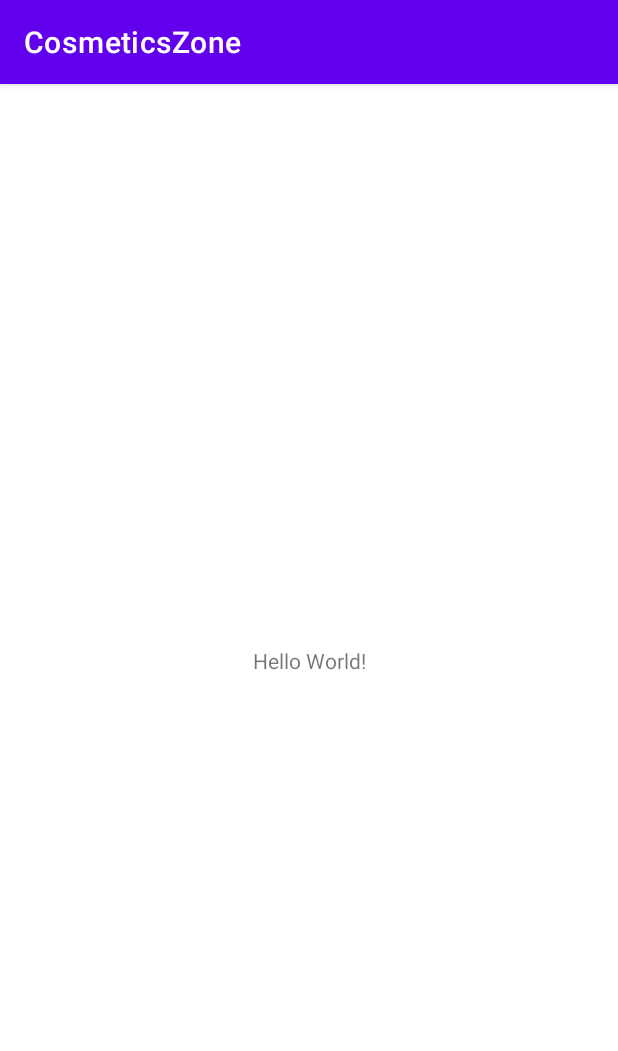
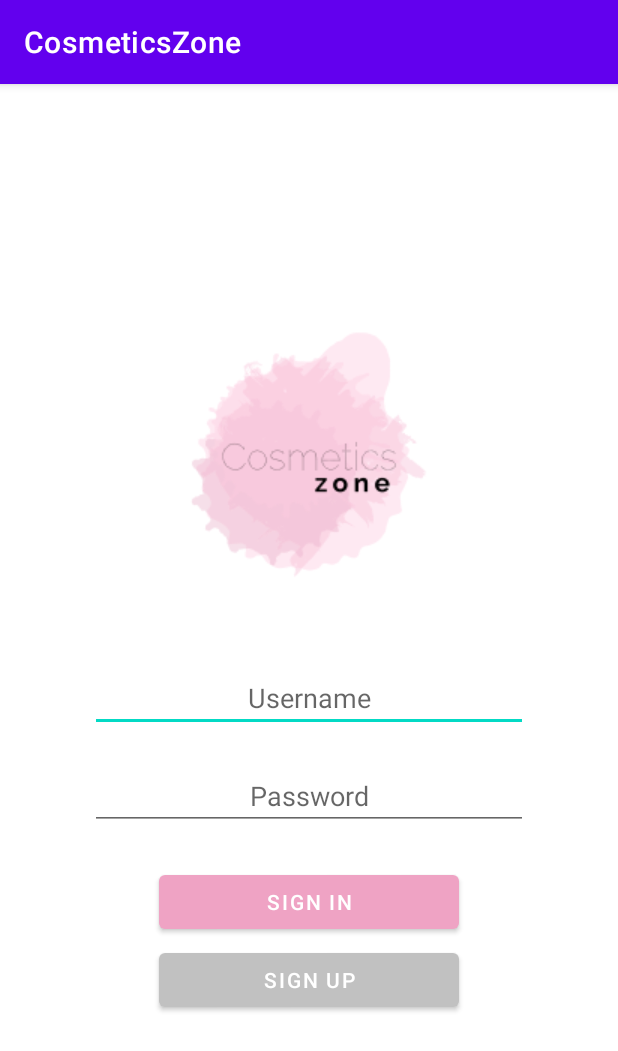
Before and after one commit to enyolka/cosmetics-zone, an Android app: the screen it shows after launch (MainActivity), on a phone screen of 412 x 824 dp. Shown: the top 1051 px of the screen. Run offline under Robolectric (Android 15) with nearby library versions, the phone set to English and light mode, and no system bars.

Commit message:
feat: login view design

```diff
--- a/app/build.gradle
+++ b/app/build.gradle
@@ -39,6 +39,7 @@ dependencies {
     implementation 'androidx.appcompat:appcompat:1.2.0'
     implementation 'com.google.android.material:material:1.3.0'
     implementation 'androidx.constraintlayout:constraintlayout:2.0.4'
+    implementation 'androidx.gridlayout:gridlayout:1.0.0'
     testImplementation 'junit:junit:4.+'
     androidTestImplementation 'androidx.test.ext:junit:1.1.2'
     androidTestImplementation 'androidx.test.espresso:espresso-core:3.3.0'
--- a/app/src/main/AndroidManifest.xml
+++ b/app/src/main/AndroidManifest.xml
@@ -9,6 +9,10 @@
         android:roundIcon="@mipmap/ic_launcher_round"
         android:supportsRtl="true"
         android:theme="@style/Theme.CosmeticsZone">
+        <activity android:name=".BelovedProductsActivity"></activity>
+        <activity android:name=".ProductInfoActivity" />
+        <activity android:name=".ProductListActivity" />
+        <activity android:name=".ProductTypeActivity" />
         <activity android:name=".MainActivity">
             <intent-filter>
                 <action android:name="android.intent.action.MAIN" />
--- a/app/src/main/res/layout/activity_main.xml
+++ b/app/src/main/res/layout/activity_main.xml
@@ -4,15 +4,73 @@
     xmlns:tools="http://schemas.android.com/tools"
     android:layout_width="match_parent"
     android:layout_height="match_parent"
+    android:background="#FFFFFF"
     tools:context=".MainActivity">
 
-    <TextView
-        android:layout_width="wrap_content"
+    <LinearLayout
+        android:layout_width="match_parent"
         android:layout_height="wrap_content"
-        android:text="Hello World!"
+        android:orientation="vertical"
         app:layout_constraintBottom_toBottomOf="parent"
-        app:layout_constraintLeft_toLeftOf="parent"
-        app:layout_constraintRight_toRightOf="parent"
-        app:layout_constraintTop_toTopOf="parent" />
+        app:layout_constraintEnd_toEndOf="parent"
+        app:layout_constraintStart_toStartOf="parent"
+        app:layout_constraintTop_toTopOf="parent">
+
+        <ImageView
+            android:id="@+id/logoView"
+            android:layout_width="match_parent"
+            android:layout_height="match_parent"
+            android:contentDescription="@string/logo"
+            app:srcCompat="@drawable/logo1" />
+
+        <EditText
+            android:id="@+id/usernameEditText"
+            android:layout_width="match_parent"
+            android:layout_height="wrap_content"
+            android:layout_gravity="center"
+            android:layout_marginLeft="60dp"
+            android:layout_marginTop="40sp"
+            android:layout_marginRight="60sp"
+            android:ems="10"
+            android:gravity="center"
+            android:hint="@string/username"
+            android:inputType="textPersonName"
+            android:autofillHints="" />
+
+        <EditText
+            android:id="@+id/passwordEditText"
+            android:layout_width="match_parent"
+            android:layout_height="wrap_content"
+            android:layout_gravity="center"
+            android:layout_marginLeft="60dp"
+            android:layout_marginTop="20sp"
+            android:layout_marginRight="60sp"
+            android:ems="10"
+            android:gravity="center"
+            android:hint="@string/password"
+            android:inputType="textPassword"
+            android:autofillHints="" />
+
+        <Button
+            android:id="@+id/signinButton"
+            android:layout_width="wrap_content"
+            android:layout_height="wrap_content"
+            android:layout_gravity="center"
+            android:layout_marginTop="24sp"
+            android:width="200sp"
+            android:text="@string/sign_in"
+            app:backgroundTint="#EFA3C4" />
+
+        <Button
+            android:id="@+id/signupButton"
+            android:layout_width="wrap_content"
+            android:layout_height="wrap_content"
+            android:layout_gravity="center"
+            android:layout_marginTop="4sp"
+            android:width="200sp"
+            android:text="@string/sign_up"
+            app:backgroundTint="#C1C1C1" />
+
+    </LinearLayout>
 
 </androidx.constraintlayout.widget.ConstraintLayout>
--- a/app/src/main/res/layout/activity_product_type.xml
+++ b/app/src/main/res/layout/activity_product_type.xml
@@ -4,6 +4,4 @@
     xmlns:tools="http://schemas.android.com/tools"
     android:layout_width="match_parent"
     android:layout_height="match_parent"
-    tools:context=".ProductTypeActivity">
-
-</androidx.constraintlayout.widget.ConstraintLayout>
+    tools:context=".ProductTypeActivity"/>
--- a/app/src/main/res/values/strings.xml
+++ b/app/src/main/res/values/strings.xml
@@ -1,3 +1,8 @@
 <resources>
     <string name="app_name">CosmeticsZone</string>
+    <string name="password">Password</string>
+    <string name="sign_in">Sign in</string>
+    <string name="sign_up">Sign up</string>
+    <string name="username">Username</string>
+    <string name="logo">logo</string>
 </resources>
```
Also changed, not shown: app/src/main/res/drawable/logo1.png (added), app/src/main/res/drawable/logo2.png (added), app/src/main/res/drawable/logo3.png (added).
